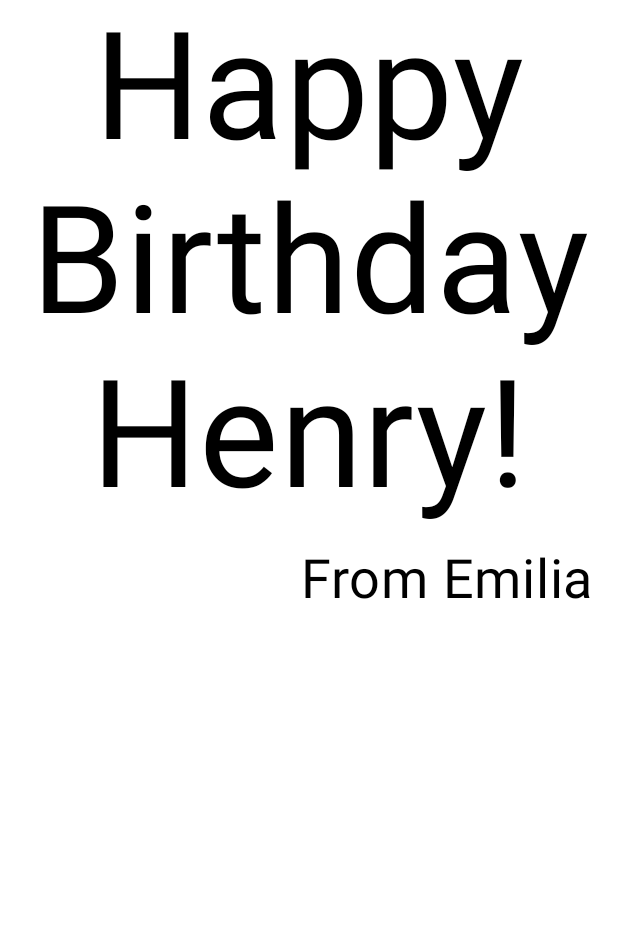
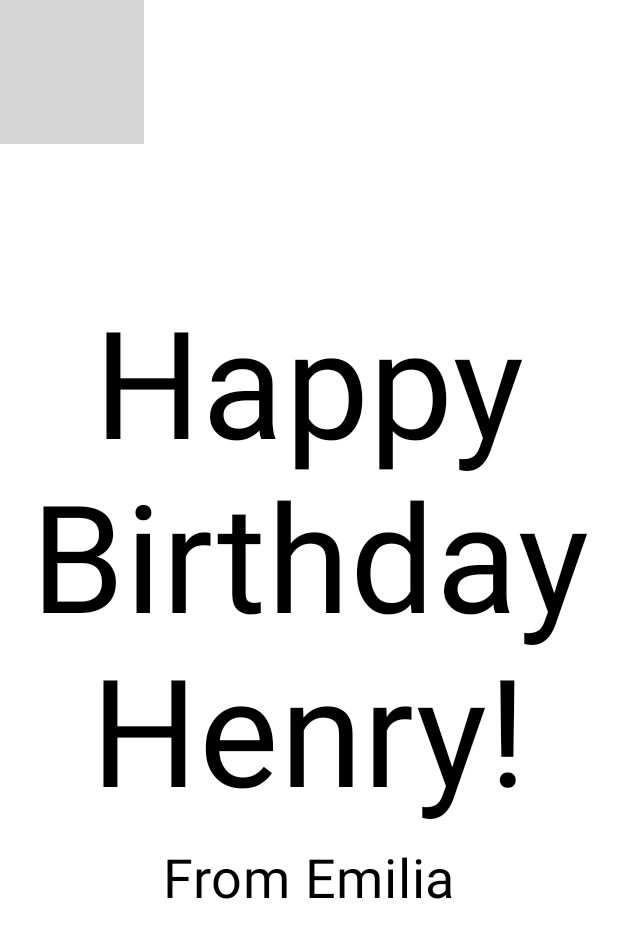
Before and after one commit to kudosscience/Happy-Birthday, an Android app built with Jetpack Compose: the @Preview function BirthdayCardPreview, on a phone screen of 412 x 824 dp. Shown: the top 938 px of the screen. Run offline under Robolectric (Android 15) with nearby library versions, the phone set to English and light mode, and no system bars; grey boxes are pictures that could not be loaded.

Commit message:
Add images

```diff
--- a/app/src/main/java/com/example/happybirthday/MainActivity.kt
+++ b/app/src/main/java/com/example/happybirthday/MainActivity.kt
@@ -4,8 +4,10 @@ import android.os.Bundle
 import androidx.activity.ComponentActivity
 import androidx.activity.compose.setContent
 import androidx.activity.enableEdgeToEdge
+import androidx.compose.foundation.Image
 import androidx.compose.foundation.background
 import androidx.compose.foundation.layout.Arrangement
+import androidx.compose.foundation.layout.Box
 import androidx.compose.foundation.layout.Column
 import androidx.compose.foundation.layout.Row
 import androidx.compose.foundation.layout.fillMaxSize
@@ -17,6 +19,9 @@ import androidx.compose.material3.Text
 import androidx.compose.runtime.Composable
 import androidx.compose.ui.Alignment
 import androidx.compose.ui.Modifier
+import androidx.compose.ui.layout.ContentScale
+import androidx.compose.ui.res.painterResource
+import androidx.compose.ui.res.stringResource
 import androidx.compose.ui.text.style.TextAlign
 import androidx.compose.ui.tooling.preview.Preview
 import androidx.compose.ui.unit.dp
@@ -33,10 +38,9 @@ class MainActivity : ComponentActivity() {
                     modifier = Modifier.fillMaxSize(),
                     color = MaterialTheme.colorScheme.background
                 ) {
-                    GreetingText(
-                        message = "Happy Birthday Henry!",
-                        from = "From Emilia",
-                        modifier = Modifier.padding(8.dp)
+                    GreetingImage(
+                        message = stringResource(R.string.happy_birthday_text),
+                        from = stringResource(R.string.signature_text),
                     )
                 }
                 }
@@ -61,7 +65,27 @@ fun GreetingText(message: String, from: String, modifier: Modifier = Modifier) {
             fontSize = 36.sp,
             modifier = Modifier
                 .padding(16.dp)
-                .align(alignment = Alignment.End)
+                .align(alignment = Alignment.CenterHorizontally)
+        )
+    }
+}
+
+@Composable
+fun GreetingImage(message: String, from: String, modifier: Modifier = Modifier) {
+    val image = painterResource(R.drawable.androidparty)
+    Box(modifier) {
+        Image(
+            painter = image,
+            contentDescription = null,
+            contentScale = ContentScale.Crop,
+            alpha = 0.5F
+        )
+        GreetingText(
+            message = message,
+            from = from,
+            modifier = Modifier
+                .fillMaxSize()
+                .padding(8.dp)
         )
     }
 }
@@ -70,6 +94,9 @@ fun GreetingText(message: String, from: String, modifier: Modifier = Modifier) {
 @Composable
 fun BirthdayCardPreview() {
     HappyBirthdayTheme {
-        GreetingText(message = "Happy Birthday Henry!", from = "From Emilia")
+        GreetingImage(
+            message = stringResource(R.string.happy_birthday_text),
+        from = stringResource(R.string.signature_text)
+        )
     }
 }
--- a/app/src/main/res/values/strings.xml
+++ b/app/src/main/res/values/strings.xml
@@ -1,3 +1,5 @@
 <resources>
     <string name="app_name">Happy Birthday</string>
+    <string name="happy_birthday_text">Happy Birthday Henry!</string>
+    <string name="signature_text">From Emilia</string>
 </resources>
```
Also changed, not shown: 1 other file.
